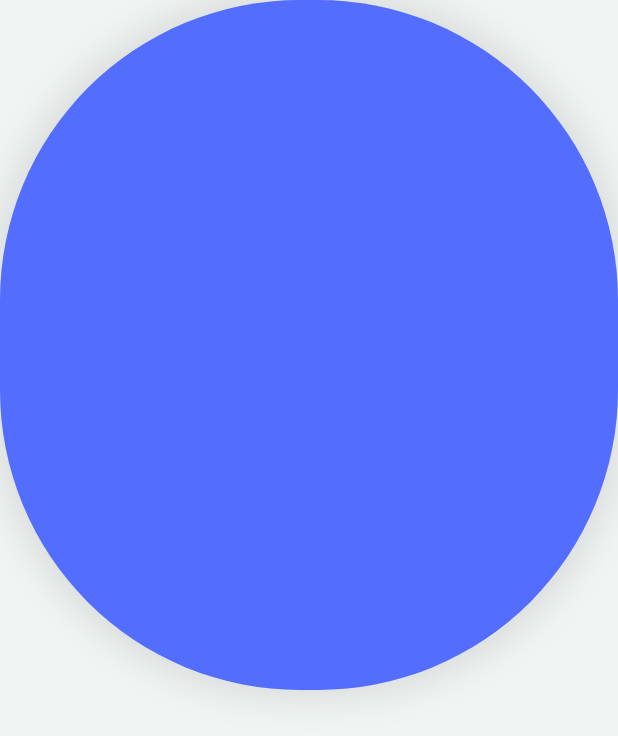
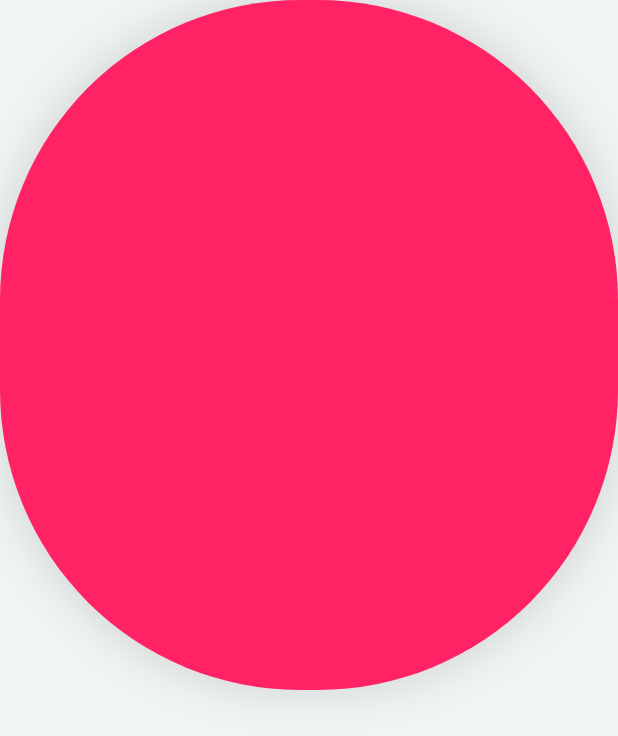
Before and after one commit to EverlastingBigFlo/ConnectFlutterToBackend, a Flutter app: the screen it shows after launch, on a phone screen of 412 x 824 dp. Shown: the top 736 px of the screen. Run offline on Flutter 3.47's test engine with Material 3 defaults, Android fonts, the phone set to English and light mode, and no system bars.

Commit message:
5 Mar 2024, 11:47

```diff
--- a/lib/pages/welcome.dart
+++ b/lib/pages/welcome.dart
@@ -20,7 +20,7 @@ class _WelcomePageState extends State<WelcomePage> {
               width: 460,
               height: 460,
               decoration: BoxDecoration(
-                color: Colors.indigoAccent,
+                color: Color(0xFFFF2365),
                 borderRadius: BorderRadius.circular(200),
                 boxShadow: [
                   BoxShadow(
```
